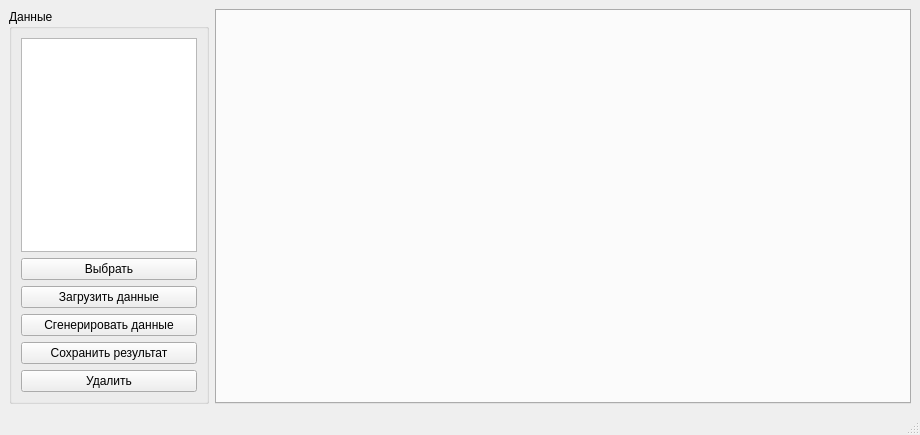
msmirnov91/pacs, file Main/main.ui: the form before one commit.
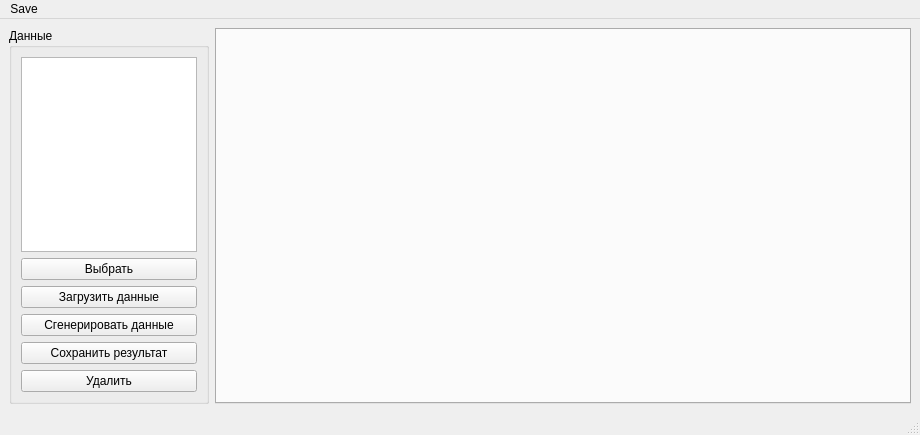
The form after the commit. Icons and pictures are not drawn.

```diff
--- a/Main/main.ui
+++ b/Main/main.ui
@@ -90,6 +90,13 @@
      <height>25</height>
     </rect>
    </property>
+   <widget class="QMenu" name="menuSave">
+    <property name="title">
+     <string>Save</string>
+    </property>
+    <addaction name="actionSave_image_for_report"/>
+   </widget>
+   <addaction name="menuSave"/>
   </widget>
   <widget class="QStatusBar" name="statusbar"/>
  </widget>
```
Left out of the diff: 5 changed lines with no effect on the pictures.
